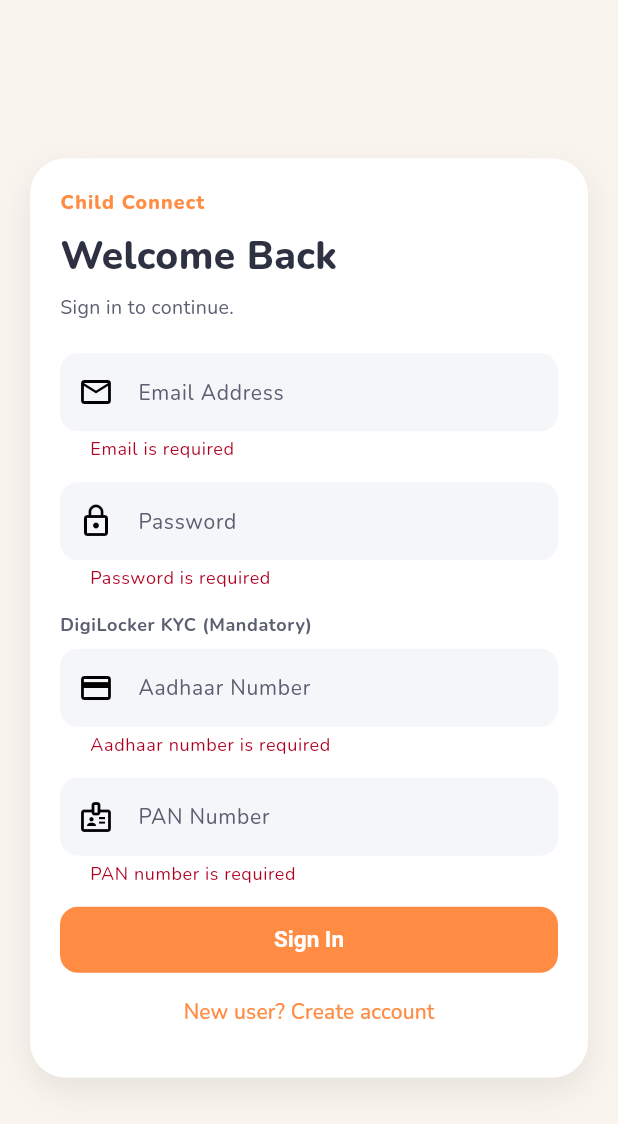
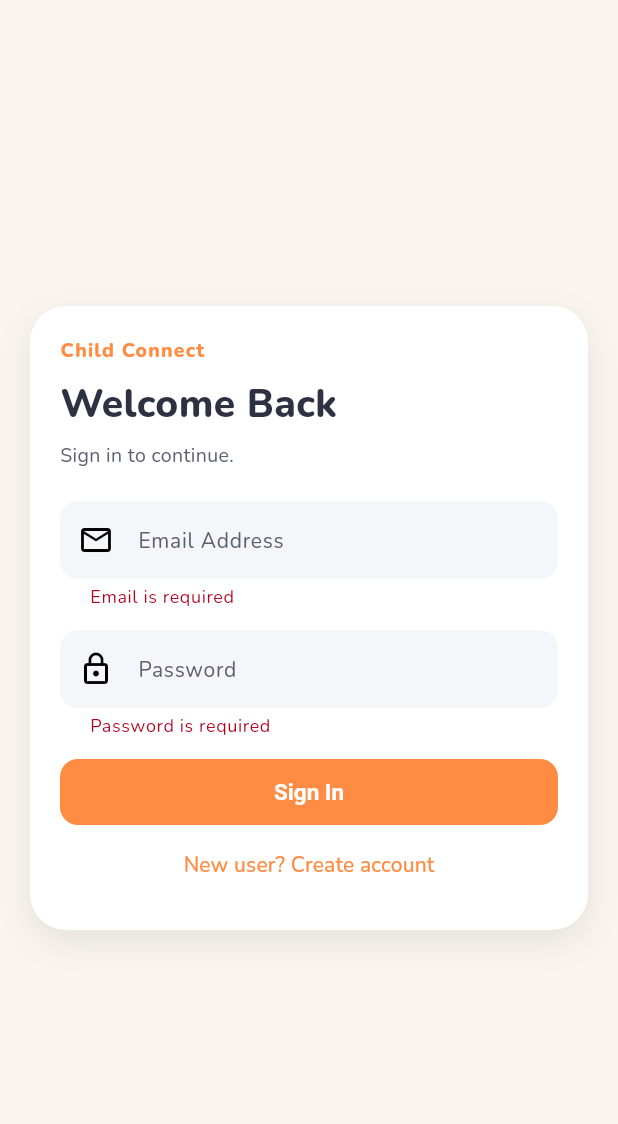
Before and after one commit to omspradippatil/child-connect, a Flutter app: the screen it shows after launch, after a tap on "Sign In", on a phone screen of 412 x 824 dp. Shown: the top 1124 px of the screen. Run offline on Flutter 3.47's test engine with Material 3 defaults, Android fonts, the phone set to English and light mode, and no system bars; our stand-ins replace flutter_dotenv, google_fonts, image_picker, shared_preferences, supabase_flutter; accounts and stored records are empty.

Commit message:
Refactor DigiLocker KYC flow and UI
Move DigiLocker verification into a self-contained dialog and simplify login UI.

- Remove Aadhaar/PAN controllers and input fields from login_screen; DigiLocker KYC is no longer collected on the sign-in form.
- Only run DigiLocker verification during signup for users (previously ran for all 'user' role accounts after sign-in).
- Update DigiLockerService.verifyUserIdentity signature to no longer require aadhaar/pan arguments. The method now presents a Dialog that collects Aadhaar, PAN and a Police Clearance Certificate, validates inputs, exchanges an auth code, fetches docs and returns a boolean verification result.
- Replace modal bottom sheet with a centered dialog, add form validation, UI tweaks (labels, hints, button text) and improved image handling/feedback.

Callers must use the new verifyUserIdentity(context) signature and the verification flow is now fully handled by DigiLockerService's dialog.

```diff
--- a/lib/screens/login_screen.dart
+++ b/lib/screens/login_screen.dart
@@ -17,8 +17,6 @@ class _LoginScreenState extends State<LoginScreen> {
   final _nameCtrl = TextEditingController();
   final _emailCtrl = TextEditingController();
   final _passwordCtrl = TextEditingController();
-  final _aadhaarCtrl = TextEditingController();
-  final _panCtrl = TextEditingController();
 
   bool _isSignUp = false;
   bool _busy = false;
@@ -29,8 +27,6 @@ class _LoginScreenState extends State<LoginScreen> {
     _nameCtrl.dispose();
     _emailCtrl.dispose();
     _passwordCtrl.dispose();
-    _aadhaarCtrl.dispose();
-    _panCtrl.dispose();
     super.dispose();
   }
 
@@ -53,29 +49,25 @@ class _LoginScreenState extends State<LoginScreen> {
           password: _passwordCtrl.text,
           fullName: _nameCtrl.text,
         );
+
+        // Run DigiLocker verification only during signup for 'user' role
+        if (user.role.toLowerCase() == 'user') {
+          if (!mounted) return;
+          final verified = await DigiLockerService.verifyUserIdentity(context);
+          if (!verified) {
+            setState(() {
+              _error =
+                  'Verification requires Police Clearance Certificate, Aadhaar Card, and PAN Card.';
+            });
+            return;
+          }
+        }
       } else {
         user = await AuthService.signIn(
           email: _emailCtrl.text,
           password: _passwordCtrl.text,
           persistSession: false,
         );
-      }
-
-      // Run DigiLocker verification for all 'user' role accounts
-      if (user.role.toLowerCase() == 'user') {
-        if (!mounted) return;
-        final verified = await DigiLockerService.verifyUserIdentity(
-          context,
-          aadhaarNumber: _aadhaarCtrl.text.trim(),
-          panNumber: _panCtrl.text.trim(),
-        );
-        if (!verified) {
-          setState(() {
-            _error =
-                'Verification requires Police Clearance Certificate, Aadhaar Card, and PAN Card.';
-          });
-          return;
-        }
       }
 
       await AuthService.establishSession(user);
@@ -181,56 +173,6 @@ class _LoginScreenState extends State<LoginScreen> {
                           validator: (value) =>
                               Validators.password(value, strict: _isSignUp),
                         ),
-                        if (!_isSignUp) ...[
-                          const SizedBox(height: 14),
-                          const Align(
-                            alignment: Alignment.centerLeft,
-                            child: Text(
-                              'DigiLocker KYC (Mandatory)',
-                              style: TextStyle(
-                                fontSize: 12,
-                                fontWeight: FontWeight.w700,
-                                color: AppTheme.textMedium,
-                                letterSpacing: 0.4,
-                              ),
-                            ),
-                          ),
-                          const SizedBox(height: 8),
-                          TextFormField(
-                            controller: _aadhaarCtrl,
-                            keyboardType: TextInputType.number,
-                            decoration: const InputDecoration(
-                              labelText: 'Aadhaar Number',
-                              prefixIcon: Icon(Icons.credit_card_outlined),
-                            ),
-                            validator: (v) {
-                              if (v == null || v.trim().isEmpty)
-                                return 'Aadhaar number is required';
-                              final clean = v.replaceAll(RegExp(r'\s+'), '');
-                              if (!DigiLockerService.isValidAadhaar(clean))
-                                return 'Enter a valid 12-digit Aadhaar number';
-                              return null;
-                            },
-                          ),
-                          const SizedBox(height: 14),
-                          TextFormField(
-                            controller: _panCtrl,
-                            textCapitalization: TextCapitalization.characters,
-                            decoration: const InputDecoration(
-                              labelText: 'PAN Number',
-                              prefixIcon: Icon(Icons.badge_outlined),
-                            ),
-                            validator: (v) {
-                              if (v == null || v.trim().isEmpty)
-                                return 'PAN number is required';
-                              if (!DigiLockerService.isValidPan(
-                                v.trim().toUpperCase(),
-                              ))
-                                return 'Enter a valid PAN (e.g. ABCDE1234F)';
-                              return null;
-                            },
-                          ),
-                        ],
                         const SizedBox(height: 12),
                         if (_error != null)
                           Container(
```
Also changed, not shown: lib/services/digilocker_service.dart (+127 -91 lines).
